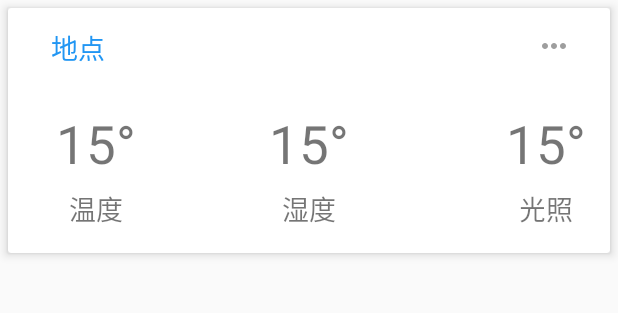
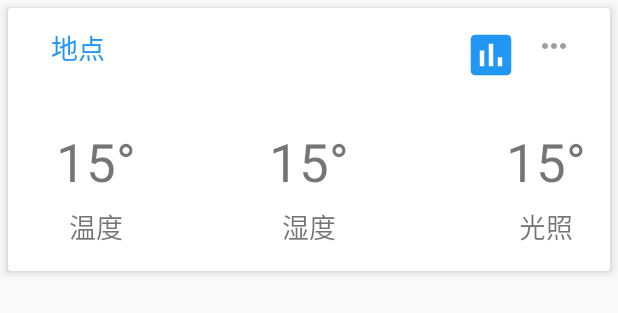
Before and after one commit to jlshix/wlife_app_new, an Android app: the layout envir_list_item.xml on its own in the app's theme, with its tools: preview values and no code run, on a phone screen of 412 x 824 dp. Shown: the top 313 px of the screen. Run offline under Robolectric (Android 15) with nearby library versions, the light colour scheme and no system bars.

```diff
--- a/app/src/main/res/layout/envir_list_item.xml
+++ b/app/src/main/res/layout/envir_list_item.xml
@@ -1,10 +1,12 @@
 <?xml version="1.0" encoding="utf-8"?>
 
 <android.support.v7.widget.CardView
+    android:id="@+id/card"
     xmlns:android="http://schemas.android.com/apk/res/android"
     xmlns:app="http://schemas.android.com/apk/res-auto"
     android:layout_margin="@dimen/item_padding"
     app:cardElevation="@dimen/card_elevation"
+    style="@style/CardStyle"
     android:layout_width="match_parent"
     android:layout_height="wrap_content">
     <LinearLayout
@@ -12,7 +14,38 @@
         android:layout_width="match_parent"
         android:layout_height="wrap_content">
 
-        <include layout="@layout/place_and_menu"/>
+        <RelativeLayout
+            android:padding="@dimen/card_padding"
+            android:orientation="horizontal"
+            android:layout_width="match_parent"
+            android:layout_height="wrap_content">
+            <TextView
+                android:layout_marginStart="@dimen/activity_horizontal_margin"
+                android:padding="5dp"
+                android:id="@+id/place"
+                android:text="@string/place"
+                android:textSize="18sp"
+                android:gravity="center"
+                android:textColor="@color/colorPrimary"
+                android:layout_width="wrap_content"
+                android:layout_height="36dp" />
+            <Button
+                android:layout_marginEnd="@dimen/sub_margin"
+                android:id="@+id/menu"
+                android:layout_alignParentEnd="true"
+                android:drawableStart="@drawable/ic_more_horiz_grey_500_24dp"
+                android:background="@null"
+                android:layout_width="36dp"
+                android:layout_height="36dp" />
+            <Button
+                android:id="@+id/statistics"
+                android:layout_toStartOf="@id/menu"
+                android:background="@null"
+                android:layout_marginEnd="@dimen/action_button_margin"
+                android:drawableEnd="@drawable/ic_poll_blue_500_48dp"
+                android:layout_width="wrap_content"
+                android:layout_height="wrap_content" />
+        </RelativeLayout>
 
         <RelativeLayout
             android:layout_width="wrap_content"
--- a/app/src/main/res/menu/menu_item_envir.xml
+++ b/app/src/main/res/menu/menu_item_envir.xml
@@ -15,10 +15,6 @@
         android:id="@+id/action_position"
         android:title="@string/action_position"
         app:showAsAction="never" />
-    <item
-        android:id="@+id/action_statistics"
-        android:title="@string/action_statistics"
-        app:showAsAction="never" />
 
 
 </menu>
```
Also changed, not shown: app/src/main/java/com/jlshix/wlife_v03/adapter/EnvirAdapter.java (+20 -4 lines), app/src/main/java/com/jlshix/wlife_v03/fragment/Envir.java (+9 -0 lines).
